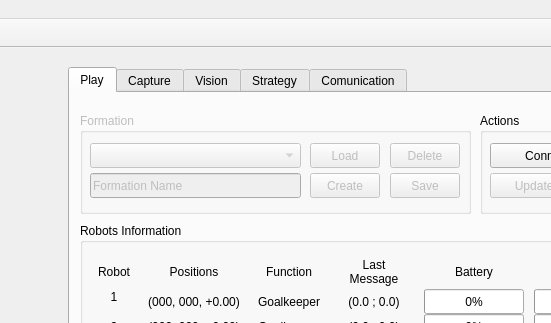
This is interface/mainwindow.ui in PEQUI-MEC/PY-VSSS-INF as Qt 5 draws it before an edit; both pictures show x 702 to 1253 and y 0 to 323 of the 1390 by 717 pixel window. The edited form follows.
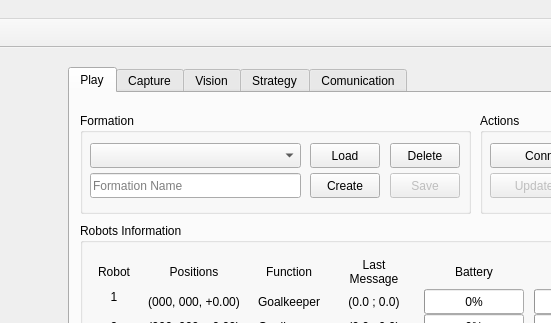
This is the edited form. The open tabs and pages were chosen to show the change. Icons and pictures are not drawn.

Commit message:
Formation - Ligando Hades ao Afrodite
Não está funcionando

The edit to the form file:
```diff
--- a/interface/mainwindow.ui
+++ b/interface/mainwindow.ui
@@ -221,7 +221,7 @@
       <enum>QTabWidget::Rounded</enum>
      </property>
      <property name="currentIndex">
-      <number>0</number>
+      <number>2</number>
      </property>
      <property name="usesScrollButtons">
       <bool>true</bool>
@@ -738,7 +738,7 @@
       </widget>
       <widget class="QGroupBox" name="groupBoxStrategyFormation">
        <property name="enabled">
-        <bool>false</bool>
+        <bool>true</bool>
        </property>
        <property name="geometry">
         <rect>
@@ -845,10 +845,16 @@
          </size>
         </property>
         <property name="text">
+         <string/>
+        </property>
+        <property name="placeholderText">
          <string>Formation Name</string>
         </property>
        </widget>
        <widget class="QPushButton" name="pushButtonStrategyFormationSave">
+        <property name="enabled">
+         <bool>false</bool>
+        </property>
         <property name="geometry">
          <rect>
           <x>310</x>
```
The commit also changes 2 other files.
